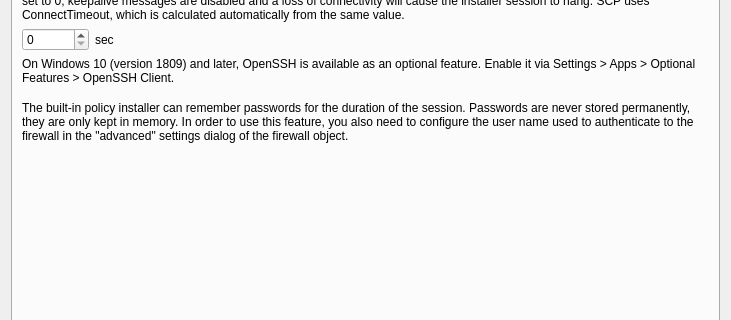
Before: the Qt Designer form src/firewallfabrik/gui/ui/prefsdialog_q.ui in Linuxfabrik/firewallfabrik, drawn with Qt 5; both pictures show x 0 to 731 and y 176 to 496 of the 731 by 599 pixel window.
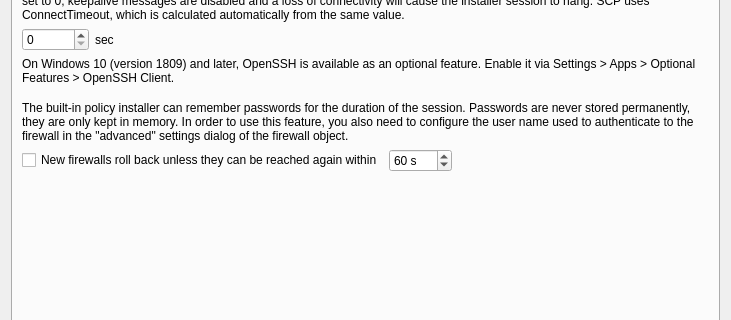
After: the same form once the commit is applied. The open tabs and pages were chosen to show the change. Icons and pictures are not drawn.

Commit message:
feat(gui): set the installer's rollback timer per firewall and as a default for new ones (fix #97)
Firewall Settings > Installer gets the rollback checkbox and timeout
(install_rollback, install_rollback_timeout), Preferences > Installer
the values a new firewall is created with. The install dialog keeps
showing and storing the same options.

```diff
--- a/src/firewallfabrik/gui/ui/prefsdialog_q.ui
+++ b/src/firewallfabrik/gui/ui/prefsdialog_q.ui
@@ -782,6 +782,58 @@
          </property>
         </widget>
        </item>
+       <item>
+        <layout class="QHBoxLayout" name="installRollbackLayout">
+         <item>
+          <widget class="QCheckBox" name="installRollback">
+           <property name="toolTip">
+            <string>Default for firewalls created from now on; each firewall keeps its own
+setting under Installer in its settings dialog. The installer activates the
+policy, then confirms it over a new SSH connection. When that connection
+cannot be made in time, the firewall puts back the ruleset that was running
+before and keeps booting with the script it had.</string>
+           </property>
+           <property name="text">
+            <string>New firewalls roll back unless they can be reached again within</string>
+           </property>
+          </widget>
+         </item>
+         <item>
+          <widget class="QSpinBox" name="installRollbackTimeout">
+           <property name="toolTip">
+            <string>Seconds from the end of the activation until the firewall puts back the
+ruleset that was running before. Allow for the time a new SSH login takes,
+including sudo.</string>
+           </property>
+           <property name="suffix">
+            <string> s</string>
+           </property>
+           <property name="minimum">
+            <number>10</number>
+           </property>
+           <property name="maximum">
+            <number>3600</number>
+           </property>
+           <property name="value">
+            <number>60</number>
+           </property>
+          </widget>
+         </item>
+         <item>
+          <spacer name="installRollbackSpacer">
+           <property name="orientation">
+            <enum>Qt::Orientation::Horizontal</enum>
+           </property>
+           <property name="sizeHint" stdset="0">
+            <size>
+             <width>40</width>
+             <height>20</height>
+            </size>
+           </property>
+          </spacer>
+         </item>
+        </layout>
+       </item>
        <item>
         <spacer name="installerSpacer2">
          <property name="orientation">
```
Left out of the diff: 18 changed lines with no effect on the pictures. The commit also changes 13 other files.
